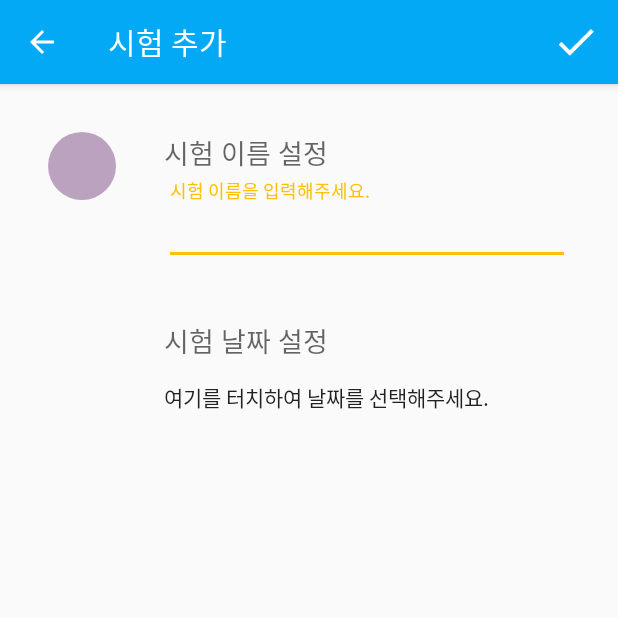
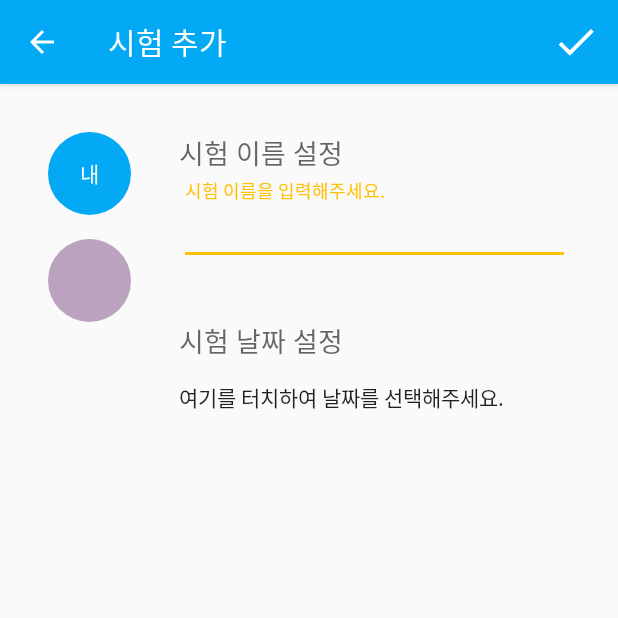
Before and after one commit to itmir913/Report-Card, an Android app: the screen it shows after launch (CreateExamActivity), after a tap on an icon or button, on a phone screen of 412 x 824 dp, the top half of it. Run offline under Robolectric (Android 15) with nearby library versions, the phone set to English and light mode, and no system bars; libraries missing offline, so code that uses them is left out: com.afollestad.materialdialogs, com.wdullaer.materialdatetimepicker.

Commit message:
Add Exam Color and Category

```diff
--- a/app/build.gradle
+++ b/app/build.gradle
@@ -24,7 +24,7 @@ dependencies {
     compile 'com.android.support:design:23.1.1'
     compile files('libs/MPAndroidChartLibrary-2-1-6.jar')
     compile 'com.wdullaer:materialdatetimepicker:2.1.0'
-    compile('com.github.afollestad.material-dialogs:core:0.8.5.2@aar') {
+    compile('com.github.afollestad.material-dialogs:commons:0.8.5.2@aar') {
         transitive = true
     }
 }
--- a/app/src/main/java/com/tistory/itmir/whdghks913/reportcard/activity/create/exam/CreateExamActivity.java
+++ b/app/src/main/java/com/tistory/itmir/whdghks913/reportcard/activity/create/exam/CreateExamActivity.java
@@ -1,11 +1,13 @@
 package com.tistory.itmir.whdghks913.reportcard.activity.create.exam;
 
+import android.content.DialogInterface;
 import android.database.Cursor;
 import android.graphics.Color;
 import android.graphics.drawable.GradientDrawable;
 import android.os.Bundle;
 import android.support.design.widget.TextInputLayout;
 import android.support.v7.app.ActionBar;
+import android.support.v7.app.AlertDialog;
 import android.support.v7.app.AppCompatActivity;
 import android.support.v7.widget.Toolbar;
 import android.view.Menu;
@@ -13,22 +15,31 @@ import android.view.MenuItem;
 import android.view.View;
 import android.widget.Button;
 import android.widget.EditText;
+import android.widget.TextView;
 
+import com.afollestad.materialdialogs.color.ColorChooserDialog;
 import com.tistory.itmir.whdghks913.reportcard.R;
 import com.tistory.itmir.whdghks913.reportcard.tool.Database;
 import com.tistory.itmir.whdghks913.reportcard.tool.ExamDataBaseInfo;
 import com.wdullaer.materialdatetimepicker.date.DatePickerDialog;
 
 import java.text.SimpleDateFormat;
+import java.util.ArrayList;
 import java.util.Calendar;
 import java.util.Locale;
 import java.util.Random;
 
-public class CreateExamActivity extends AppCompatActivity {
-    private int red, green, blue;
+public class CreateExamActivity extends AppCompatActivity implements ColorChooserDialog.ColorCallback {
+    private int color;
     private Calendar mCalendar;
     private TextInputLayout mTextInputLayout;
     private EditText mEditText;
+
+    private GradientDrawable examColorGradient, examCategoryGradient;
+    private ArrayList<Integer> categoryId = new ArrayList<>();
+    private ArrayList<String> categoryName = new ArrayList<>();
+    private ArrayList<Integer> categoryColor = new ArrayList<>();
+    private int categoryIndex = 0;
 
     @Override
     protected void onCreate(Bundle savedInstanceState) {
@@ -56,13 +67,68 @@ public class CreateExamActivity extends AppCompatActivity {
         mEditText = (EditText) findViewById(R.id.mEditText);
 
         Random randomGenerator = new Random();
-        red = randomGenerator.nextInt(256);
-        green = randomGenerator.nextInt(256);
-        blue = randomGenerator.nextInt(256);
+        int red = randomGenerator.nextInt(256);
+        int green = randomGenerator.nextInt(256);
+        int blue = randomGenerator.nextInt(256);
+        color = Color.rgb(red, green, blue);
 
-        View mCircleView = findViewById(R.id.mCircleView);
-        GradientDrawable bgShape = (GradientDrawable) mCircleView.getBackground();
-        bgShape.setColor(Color.rgb(red, green, blue));
+        View mExamColorCircleView = findViewById(R.id.mExamColorCircleView);
+        View mCategoryColorCircleView = findViewById(R.id.mCategoryColorCircleView);
+
+        examColorGradient = (GradientDrawable) mExamColorCircleView.getBackground();
+        examColorGradient.setColor(color);
+
+        examCategoryGradient = (GradientDrawable) mCategoryColorCircleView.getBackground();
+
+        Database mData = new Database();
+        mData.openDatabase(ExamDataBaseInfo.dataBasePath, ExamDataBaseInfo.dataBaseName);
+        Cursor mCategoryCursor = mData.getFirstData(ExamDataBaseInfo.categoryExamTableName);
+
+        for (int i = 0; i < mCategoryCursor.getCount(); i++) {
+            categoryId.add(mCategoryCursor.getInt(0));
+            categoryName.add(mCategoryCursor.getString(1));
+            categoryColor.add(mCategoryCursor.getInt(2));
+            mCategoryCursor.moveToNext();
+        }
+
+        categoryColorView(categoryName.get(0).substring(0, 1), categoryColor.get(0));
+    }
+
+    public void examColorView(View v) {
+        // Pass AppCompatActivity which implements ColorCallback, along with the title of the dialog
+        new ColorChooserDialog.Builder(this, R.string.edit_exam_color)
+                .accentMode(true)  // when true, will display accent palette instead of primary palette
+                .doneButton(android.R.string.ok)  // changes label of the done button
+                .cancelButton(android.R.string.cancel)  // changes label of the cancel button
+                .backButton(R.string.back)  // changes label of the back button
+                .customButton(R.string.custom)
+                .dynamicButtonColor(true)  // defaults to true, false will disable changing action buttons' color to currently selected color
+                .show();
+    }
+
+    @Override
+    public void onColorSelection(ColorChooserDialog dialog, int color) {
+        this.color = color;
+
+        examColorGradient.setColor(color);
+    }
+
+    public void categoryColorView(View v) {
+        AlertDialog.Builder builder = new AlertDialog.Builder(this, R.style.AppCompatAlertDialogStyle);
+        builder.setTitle(R.string.edit_category);
+        builder.setItems(categoryName.toArray(new String[categoryName.size()]), new DialogInterface.OnClickListener() {
+            @Override
+            public void onClick(DialogInterface dialog, int which) {
+                categoryIndex = which;
+                categoryColorView(categoryName.get(which).substring(0, 1), categoryColor.get(which));
+            }
+        });
+        builder.show();
+    }
+
+    private void categoryColorView(String name, int color) {
+        ((TextView) findViewById(R.id.mCategoryName)).setText(name);
+        examCategoryGradient.setColor(color);
     }
 
     public void examDate(final View v) {
@@ -102,7 +168,7 @@ public class CreateExamActivity extends AppCompatActivity {
         if (id == R.id.action_add) {
             String examName = mEditText.getText().toString();
 
-            if (examName.isEmpty() || examName.length() == 0) {
+            if (examName.isEmpty() || examName.length() == 0 || (examName.replaceAll("\\s", "")).length() == 0) {
                 mTextInputLayout.setError("시험 이름은 필수로 입력해야 합니다.");
                 return true;
             }
@@ -123,17 +189,19 @@ public class CreateExamActivity extends AppCompatActivity {
 
             mData.addData("name", examName);
 
+            mData.addData("category", categoryId.get(categoryIndex));
+
             mData.addData("year", mCalendar.get(Calendar.YEAR));
             mData.addData("month", mCalendar.get(Calendar.MONTH));
             mData.addData("day", mCalendar.get(Calendar.DAY_OF_MONTH));
 
-            mData.addData("red", red);
-            mData.addData("green", green);
-            mData.addData("blue", blue);
+            mData.addData("color", color);
 
             mData.commit(ExamDataBaseInfo.examListTableName);
 
-            mData.createTable(examName, ExamDataBaseInfo.examDetailedColumn);
+            mCursor = mData.getLastData(ExamDataBaseInfo.examListTableName, "_id");
+
+            mData.createTable("exam_" + mCursor.getInt(0), ExamDataBaseInfo.examDetailedColumn);
 
             finish();
 
--- a/app/src/main/java/com/tistory/itmir/whdghks913/reportcard/tool/ExamDataBaseInfo.java
+++ b/app/src/main/java/com/tistory/itmir/whdghks913/reportcard/tool/ExamDataBaseInfo.java
@@ -13,13 +13,20 @@ public class ExamDataBaseInfo {
     public static final String dataBaseName = "ExaminationData.db";
 
     /**
+     *
+     */
+    public static final String categoryExamTableName = "categoryExam";
+    public static final String categoryExamTableColumn = "name text, color integer";
+
+    /**
      * 시험 리스트를 저장하는 테이블
      */
     public static final String examListTableName = "examNameList";
-    public static final String examListTableColumn = "name text, year integer, month integer, day integer, red integer, green integer, blue integer";
+    public static final String examListTableColumn = "name text, category integer, year integer, month integer, day integer, color integer";
 
     /**
      * 시험 정보를 저장하는 세부 테이블
+     * 테이블 이름은 시험 리스트에 저장된 _id값
      * name : 과목 이름
      * score : 받은 점수
      * rank : 전교 석차
--- /dev/null
+++ b/app/src/main/java/com/tistory/itmir/whdghks913/reportcard/tool/initDatabase.java
@@ -0,0 +1,23 @@
+package com.tistory.itmir.whdghks913.reportcard.tool;
+
+/**
+ * Created by whdghks913 on 2015-12-13.
+ */
+public class initDatabase {
+    public void init() {
+        Database mData = new Database();
+        mData.openDatabase(ExamDataBaseInfo.dataBasePath, ExamDataBaseInfo.dataBaseName);
+        mData.createTable(ExamDataBaseInfo.categoryExamTableName, ExamDataBaseInfo.categoryExamTableColumn);
+        mData.createTable(ExamDataBaseInfo.examListTableName, ExamDataBaseInfo.examListTableColumn);
+
+        mData.addData("name", "내신");
+        mData.addData("color", -16537100);
+        mData.commit(ExamDataBaseInfo.categoryExamTableName);
+
+        mData.addData("name", "모의고사");
+        mData.addData("color", -7617718);
+        mData.commit(ExamDataBaseInfo.categoryExamTableName);
+
+        mData.release();
+    }
+}
--- a/app/src/main/res/layout/activity_create_exam.xml
+++ b/app/src/main/res/layout/activity_create_exam.xml
@@ -30,12 +30,43 @@
         tools:context=".activity.create.exam.CreateExamActivity"
         tools:showIn="@layout/activity_create_exam">
 
-        <View
-            android:id="@+id/mCircleView"
-            android:layout_width="45dp"
-            android:layout_height="45dp"
-            android:layout_margin="16dp"
-            android:background="@drawable/circle_view" />
+        <LinearLayout
+            android:layout_width="wrap_content"
+            android:layout_height="match_parent"
+            android:orientation="vertical">
+
+            <FrameLayout
+                android:layout_width="55dp"
+                android:layout_height="55dp"
+                android:layout_gravity="center"
+                android:layout_margin="16dp">
+
+                <View
+                    android:id="@+id/mCategoryColorCircleView"
+                    android:layout_width="match_parent"
+                    android:layout_height="match_parent"
+                    android:background="@drawable/circle_view"
+                    android:onClick="categoryColorView" />
+
+                <TextView
+                    android:id="@+id/mCategoryName"
+                    android:layout_width="match_parent"
+                    android:layout_height="match_parent"
+                    android:gravity="center"
+                    android:maxEms="1"
+                    android:textColor="@android:color/white" />
+
+            </FrameLayout>
+
+            <View
+                android:id="@+id/mExamColorCircleView"
+                android:layout_width="55dp"
+                android:layout_height="55dp"
+                android:layout_gravity="center"
+                android:background="@drawable/circle_view"
+                android:onClick="examColorView" />
+
+        </LinearLayout>
 
         <LinearLayout
             android:layout_width="match_parent"
--- a/app/src/main/res/values/strings.xml
+++ b/app/src/main/res/values/strings.xml
@@ -3,10 +3,14 @@
 
     <!-- Main -->
     <string name="app_name">성적표</string>
+    <string name="back">뒤로가기</string>
+    <string name="custom">고급설정</string>
     <!-- Menu -->
     <string name="action_settings">설정</string>
     <string name="action_add">추가</string>
     <!-- Create Exam -->
     <string name="title_activity_create_exam">시험 추가</string>
+    <string name="edit_exam_color">시험 색상 변경</string>
+    <string name="edit_category">시험 카테고리 변경</string>
 
 </resources>
```
Also changed, not shown: app/src/main/java/com/tistory/itmir/whdghks913/reportcard/activity/main/MainActivity.java (+22 -14 lines), app/src/main/res/layout/row_exam_list_item.xml (+9 -6 lines), 1 other file.
